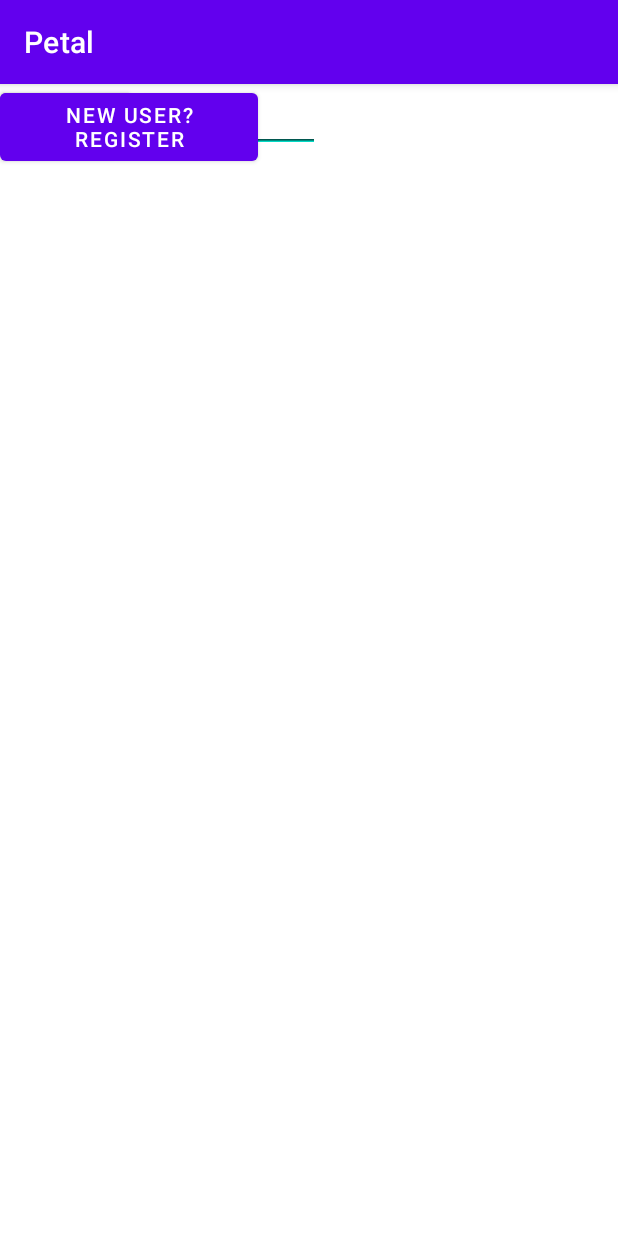
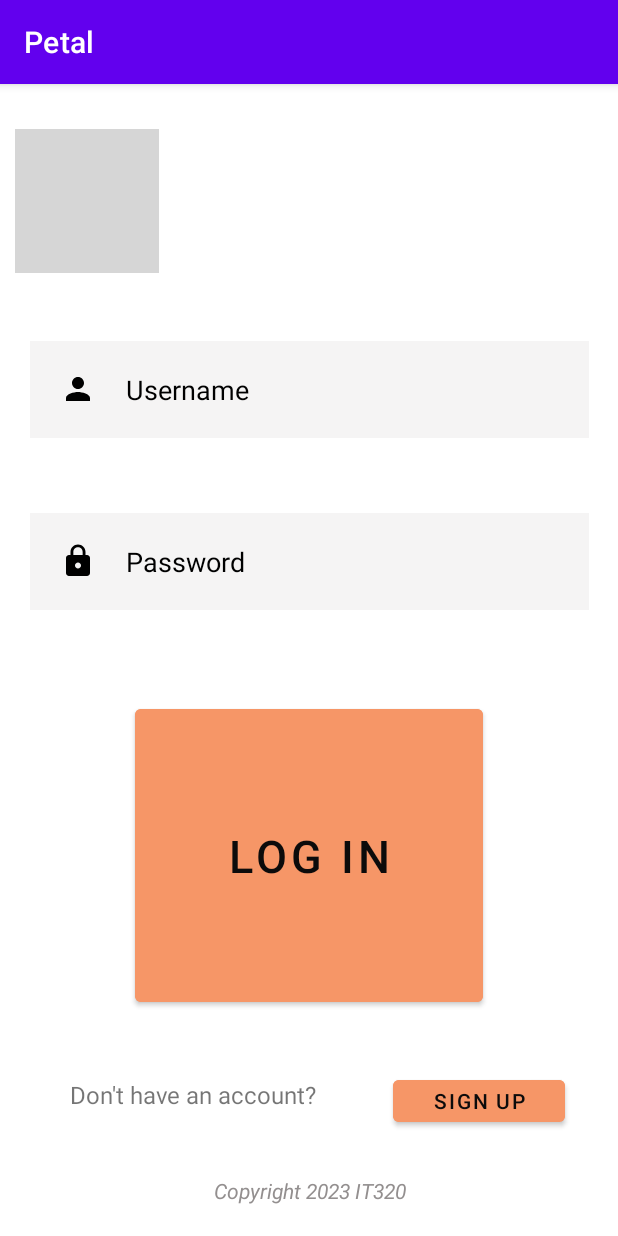
Before and after one commit to shouqcodes/Petal, an Android app: the screen it shows after launch (MainActivity), on a phone screen of 412 x 824 dp. Run offline under Robolectric (Android 15) with nearby library versions, the phone set to English and light mode, and no system bars; grey boxes are pictures that could not be loaded.

Commit message:
Created Login Activity

```diff
--- a/app/src/main/java/com/example/petal/DBHelper.java
+++ b/app/src/main/java/com/example/petal/DBHelper.java
@@ -59,5 +59,13 @@ public class DBHelper extends SQLiteOpenHelper {
         if (cursor.getCount() > 0) return true;
         return false;
     }
+    public Boolean checkusernamepassword(String username, String password){
+        SQLiteDatabase MyDB = this.getWritableDatabase();
+        Cursor cursor = MyDB.rawQuery("Select * from users where username = ? and password = ?", new String[] {username,password});
+        if(cursor.getCount()>0)
+            return true;
+        else
+            return false;
+    }
 
 }
--- a/app/src/main/java/com/example/petal/MainActivity.java
+++ b/app/src/main/java/com/example/petal/MainActivity.java
@@ -1,13 +1,64 @@
 package com.example.petal;
 
+
 import androidx.appcompat.app.AppCompatActivity;
+
+import android.annotation.SuppressLint;
+import android.content.Intent;
 import android.os.Bundle;
+import android.view.View;
+import android.widget.Button;
+import android.widget.EditText;
+import android.widget.Toast;
 
 public class MainActivity extends AppCompatActivity {
 
+    EditText username, password;
+    Button signin, signup;
+    DBHelper db;
+    @SuppressLint("MissingInflatedId")
     @Override
     protected void onCreate(Bundle savedInstanceState) {
         super.onCreate(savedInstanceState);
         setContentView(R.layout.activity_main);
+
+        username = findViewById(R.id.username);
+        password = findViewById(R.id.password);
+        signin = findViewById(R.id.signin);
+        signup = findViewById(R.id.signup);
+        db = new DBHelper(this);
+
+
+        signin.setOnClickListener(new View.OnClickListener() {
+            @Override
+            public void onClick(View view) {
+                String user = username.getText().toString();
+                String pass = password.getText().toString();
+
+                if(user.equals("") || pass.equals("")) {
+                    Toast.makeText(MainActivity.this, "All the fields are Require", Toast.LENGTH_SHORT).show();
+                }
+                else {
+                    Boolean checkuserPass = db.checkusernamepassword(user, pass);
+
+                    if(checkuserPass == true) {
+                        Toast.makeText(MainActivity.this, "Sign in successful", Toast.LENGTH_SHORT).show();
+                        Intent intent = new Intent(getApplicationContext(), HomeActivity.class);
+                        startActivities(intent);
+                    }
+                    else {
+                        Toast.makeText(MainActivity.this, "Username or Password incorrect", Toast.LENGTH_SHORT).show();
+                    }
+                }
+            }
+        });
+
+        signup.setOnClickListener(new View.OnClickListener() {
+            @Override
+            public void onClick(View view) {
+                Intent intent = new Intent(getApplicationContext(), RegisterActivity.class);
+                startActivity(intent);
+            }
+        });
     }
 }
--- /dev/null
+++ b/app/src/main/res/drawable/ic_baseline_lock_24.xml
@@ -0,0 +1,5 @@
+<vector android:height="24dp" android:tint="#000000"
+    android:viewportHeight="24" android:viewportWidth="24"
+    android:width="24dp" xmlns:android="http://schemas.android.com/apk/res/android">
+    <path android:fillColor="@android:color/white" android:pathData="M18,8h-1L17,6c0,-2.76 -2.24,-5 -5,-5S7,3.24 7,6v2L6,8c-1.1,0 -2,0.9 -2,2v10c0,1.1 0.9,2 2,2h12c1.1,0 2,-0.9 2,-2L20,10c0,-1.1 -0.9,-2 -2,-2zM12,17c-1.1,0 -2,-0.9 -2,-2s0.9,-2 2,-2 2,0.9 2,2 -0.9,2 -2,2zM15.1,8L8.9,8L8.9,6c0,-1.71 1.39,-3.1 3.1,-3.1 1.71,0 3.1,1.39 3.1,3.1v2z"/>
+</vector>
--- /dev/null
+++ b/app/src/main/res/drawable/ic_baseline_person_outline_24.xml
@@ -0,0 +1,5 @@
+<vector android:height="24dp" android:tint="#000000"
+    android:viewportHeight="24" android:viewportWidth="24"
+    android:width="24dp" xmlns:android="http://schemas.android.com/apk/res/android">
+    <path android:fillColor="@android:color/white" android:pathData="M12,12c2.21,0 4,-1.79 4,-4s-1.79,-4 -4,-4 -4,1.79 -4,4 1.79,4 4,4zM12,14c-2.67,0 -8,1.34 -8,4v2h16v-2c0,-2.66 -5.33,-4 -8,-4z"/>
+</vector>
--- a/app/src/main/res/layout/activity_main.xml
+++ b/app/src/main/res/layout/activity_main.xml
@@ -1,45 +1,128 @@
 <?xml version="1.0" encoding="utf-8"?>
-<androidx.constraintlayout.widget.ConstraintLayout
-    xmlns:android="http://schemas.android.com/apk/res/android"
+<RelativeLayout xmlns:android="http://schemas.android.com/apk/res/android"
+    xmlns:app="http://schemas.android.com/apk/res-auto"
     xmlns:tools="http://schemas.android.com/tools"
-    xmlns:app="http://schemas.android.com/apk/res-auto"
     android:layout_width="match_parent"
     android:layout_height="match_parent"
+    android:padding="10dp"
     tools:context=".MainActivity">
 
-    <EditText
-        android:id="@+id/editTextTextPersonName"
+    <ImageView
+        android:id="@+id/logo"
         android:layout_width="wrap_content"
         android:layout_height="wrap_content"
-        android:ems="10"
-        android:inputType="textPersonName"
-        android:text="Name"
-        tools:layout_editor_absoluteX="100dp"
-        tools:layout_editor_absoluteY="187dp" />
+        android:layout_marginTop="20dp"
+        android:layout_marginBottom="465dp"
+        app:layout_constraintBottom_toBottomOf="parent"
+        app:layout_constraintEnd_toEndOf="parent"
+        app:layout_constraintStart_toStartOf="parent"
+        app:layout_constraintTop_toTopOf="parent"
+        app:srcCompat="@drawable/project_logo_" />
 
     <EditText
-        android:id="@+id/editTextTextPassword"
+        android:id="@+id/username"
+        android:layout_width="match_parent"
+        android:layout_height="wrap_content"
+        android:layout_below="@id/logo"
+        android:layout_alignParentStart="true"
+        android:layout_alignParentEnd="true"
+        android:layout_marginStart="10dp"
+        android:layout_marginTop="-420dp"
+        android:layout_marginEnd="9dp"
+        android:layout_marginBottom="10dp"
+        android:background="#30C8C3C3"
+        android:drawableLeft="@drawable/ic_baseline_person_outline_24"
+        android:drawablePadding="20dp"
+        android:hint="Username"
+        android:padding="20dp"
+        android:textColor="@color/white"
+        android:textColorHint="@color/black" />
+
+    <EditText
+        android:id="@+id/password"
+        android:layout_width="match_parent"
+        android:layout_height="wrap_content"
+        android:layout_below="@id/username"
+        android:layout_alignParentStart="true"
+        android:layout_alignParentEnd="true"
+        android:layout_marginStart="10dp"
+        android:layout_marginTop="40dp"
+        android:layout_marginEnd="9dp"
+        android:layout_marginBottom="10dp"
+        android:background="#30C8C3C3"
+        android:drawableLeft="@drawable/ic_baseline_lock_24"
+        android:drawablePadding="20dp"
+        android:hint="Password"
+        android:padding="20dp"
+        android:textColor="@color/white"
+        android:textColorHint="@color/black" />
+
+    <Button
+        android:id="@+id/signin"
+        android:layout_width="238dp"
+        android:layout_height="48dp"
+        android:layout_below="@id/password"
+        android:layout_alignParentStart="true"
+        android:layout_alignParentEnd="true"
+        android:layout_alignParentBottom="true"
+        android:layout_marginStart="80dp"
+        android:layout_marginTop="50dp"
+        android:layout_marginEnd="80dp"
+        android:layout_marginBottom="140dp"
+        android:backgroundTint="#F69667"
+        android:text="log in"
+        android:textColor="#0C0B0B"
+        android:textSize="30sp" />
+
+    <TextView
+        android:id="@+id/footer"
+        android:layout_width="match_parent"
+        android:layout_height="wrap_content"
+        android:layout_below="@+id/signin"
+        android:layout_alignParentStart="true"
+        android:layout_alignParentEnd="true"
+        android:layout_alignParentBottom="true"
+        android:layout_marginStart="65dp"
+        android:layout_marginTop="-30dp"
+        android:layout_marginEnd="65dp"
+        android:layout_marginBottom="10dp"
+        android:text="Copyright 2023 IT320"
+        android:textAlignment="center"
+        android:textColor="#938F8F"
+        android:textStyle="italic" />
+
+    <TextView
+        android:id="@+id/noAccount"
         android:layout_width="wrap_content"
         android:layout_height="wrap_content"
-        android:ems="10"
-        android:inputType="textPassword"
-        tools:layout_editor_absoluteX="99dp"
-        tools:layout_editor_absoluteY="270dp" />
+        android:layout_above="@+id/footer"
+        android:layout_below="@+id/signin"
+        android:layout_alignParentStart="true"
+        android:layout_alignParentEnd="true"
+        android:layout_marginStart="15dp"
+        android:layout_marginTop="-95dp"
+        android:layout_marginEnd="170dp"
+        android:layout_marginBottom="60dp"
+        android:text="Don't have an account?"
+        android:textAlignment="center"
+        android:textSize="16sp" />
 
     <Button
-        android:id="@+id/button"
+        android:id="@+id/signup"
         android:layout_width="wrap_content"
         android:layout_height="wrap_content"
-        android:text="Log In"
-        tools:layout_editor_absoluteX="157dp"
-        tools:layout_editor_absoluteY="359dp" />
+        android:layout_above="@+id/footer"
+        android:layout_below="@+id/signin"
+        android:layout_alignParentEnd="true"
+        android:layout_marginStart="-140dp"
+        android:layout_marginTop="-100dp"
+        android:layout_marginEnd="25dp"
+        android:layout_marginBottom="60dp"
+        android:layout_toEndOf="@+id/noAccount"
+        android:backgroundTint="#F69667"
+        android:minHeight="48dp"
+        android:text="Sign up"
+        android:textColor="#0C0B0B" />
 
-    <Button
-        android:id="@+id/button2"
-        android:layout_width="172dp"
-        android:layout_height="57dp"
-        android:text="New user? Register"
-        tools:layout_editor_absoluteX="119dp"
-        tools:layout_editor_absoluteY="442dp" />
 
-</androidx.constraintlayout.widget.ConstraintLayout>
+</RelativeLayout>
```
